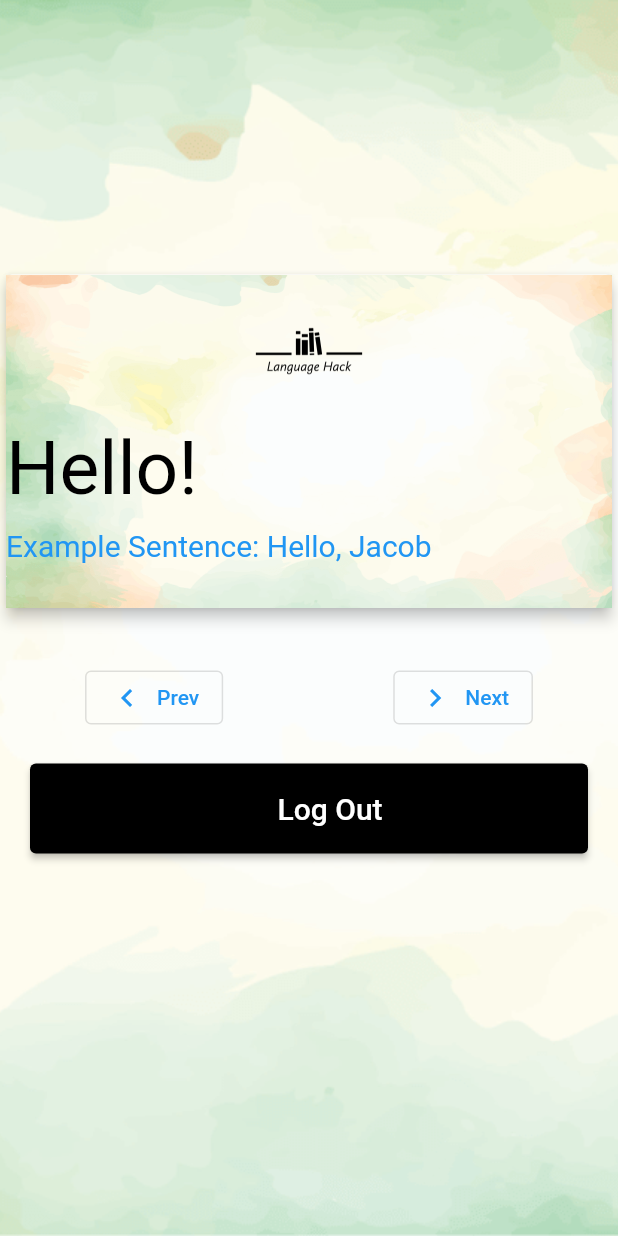
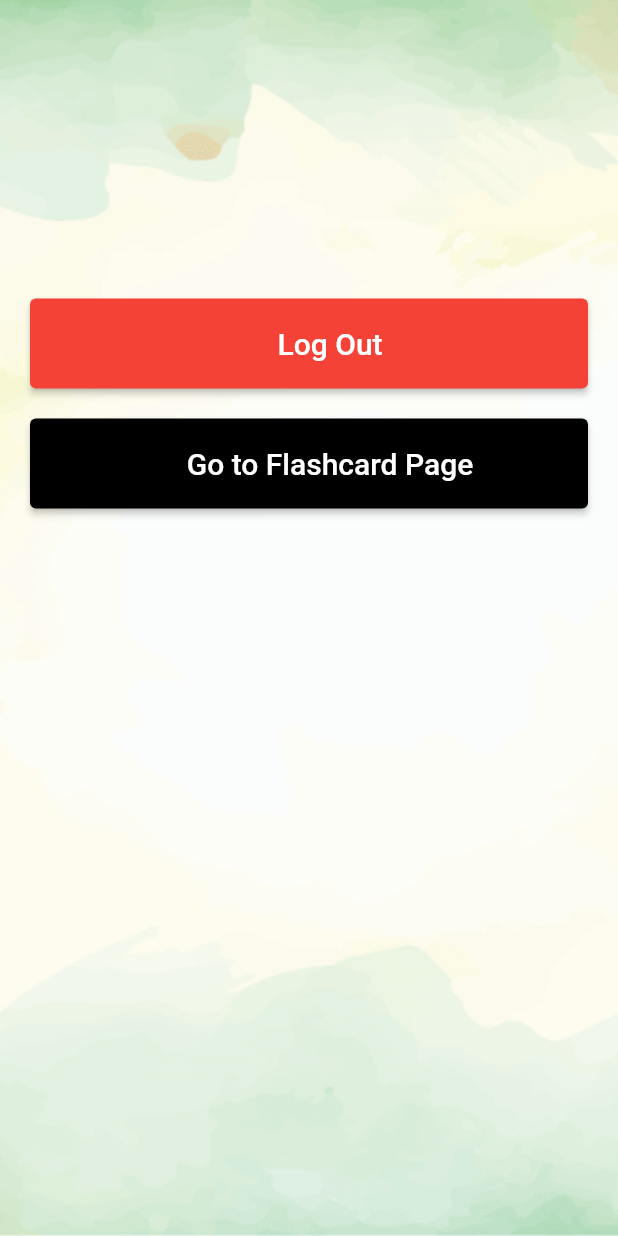
Before and after one commit to Language-Hack/flutter-language-hack, a Flutter app: the WelcomeScreens screen opened directly, on a phone screen of 412 x 824 dp. Run offline on Flutter 3.47's test engine with Material 2 defaults, Android fonts, the phone set to English and light mode, and no system bars; drawn by our look-alikes of flip_card; our stand-ins replace firebase_auth, firebase_core, fluttertoast, form_field_validator; missing offline and left inert: cloud_firestore_web, firebase_auth_web, firebase_core_web, firebase_storage_web; accounts and stored records are empty.

Commit message:
Flashcard

```diff
--- a/lib/generated_plugin_registrant.dart
+++ b/lib/generated_plugin_registrant.dart
@@ -2,7 +2,6 @@
 // Generated file. Do not edit.
 //
 
-// ignore_for_file: directives_ordering
 // ignore_for_file: lines_longer_than_80_chars
 
 import 'package:cloud_firestore_web/cloud_firestore_web.dart';
--- /dev/null
+++ b/lib/model/flashcard.dart
@@ -0,0 +1,12 @@
+class Flashcard {
+  final String picture;
+  final String word;
+  final String sentence;
+  final String translation;
+
+  Flashcard(
+      {required this.picture,
+      required this.word,
+      required this.sentence,
+      required this.translation});
+}
--- a/lib/screens/welcome.dart
+++ b/lib/screens/welcome.dart
@@ -1,7 +1,7 @@
 import 'package:firebase_auth/firebase_auth.dart';
 import 'package:flutter/material.dart';
 import 'package:language_hack/screens/home.dart';
-import 'package:flip_card/flip_card.dart';
+import 'flashcardPage.dart';
 
 class WelcomeScreens extends StatefulWidget {
   const WelcomeScreens({Key? key}) : super(key: key);
@@ -36,79 +36,6 @@ class _WelcomeScreensState extends State<WelcomeScreens> {
               )),
             ),
             Padding(padding: EdgeInsets.all(16.0)),
-            SizedBox(
-                width: 100,
-                height: 230,
-                child: FlipCard(
-                  front: Card(
-                    elevation: 4,
-                    child: Container(
-                      decoration: const BoxDecoration(
-                        image: DecorationImage(
-                          image: AssetImage("assets/bg.png"),
-                          fit: BoxFit.cover,
-                        ),
-                      ),
-                      child: Column(
-                        crossAxisAlignment: CrossAxisAlignment.stretch,
-                        children: [
-                          Image.asset(
-                            'assets/logo.png',
-                            width: 100,
-                            height: 100,
-                          ),
-                          const Text(
-                            "Hello!",
-                            textAlign: TextAlign.left,
-                            style: TextStyle(fontSize: 50, color: Colors.black),
-                          ),
-                          Padding(padding: EdgeInsets.all(5.0)),
-                          const Text(
-                            "Example Sentence: Hello, Jacob",
-                            textAlign: TextAlign.left,
-                            style: TextStyle(fontSize: 20, color: Colors.blue),
-                          ),
-                        ],
-                      ),
-                    ),
-                  ),
-                  back: Card(
-                    elevation: 4,
-                    child: Container(
-                      decoration: const BoxDecoration(
-                        image: DecorationImage(
-                          image: AssetImage("assets/bg.png"),
-                          fit: BoxFit.cover,
-                        ),
-                      ),
-                      child: Column(
-                        crossAxisAlignment: CrossAxisAlignment.center,
-                        children: [
-                          Padding(padding: EdgeInsets.all(45.0)),
-                          const Text(
-                            "(noun) สวัสดี!",
-                            textAlign: TextAlign.center,
-                            style: TextStyle(fontSize: 20, color: Colors.black),
-                          ),
-                        ],
-                      ),
-                    ),
-                  ),
-                )),
-            Padding(padding: EdgeInsets.all(16.0)),
-            Row(
-              mainAxisAlignment: MainAxisAlignment.spaceAround,
-              children: [
-                OutlinedButton.icon(
-                    onPressed: () => {},
-                    icon: Icon(Icons.chevron_left),
-                    label: Text("Prev")),
-                OutlinedButton.icon(
-                    onPressed: () => {},
-                    icon: Icon(Icons.chevron_right),
-                    label: Text("Next")),
-              ],
-            ),
             Container(
               margin: EdgeInsets.only(top: 20, left: 20, right: 20),
               child: SizedBox(
@@ -116,7 +43,7 @@ class _WelcomeScreensState extends State<WelcomeScreens> {
                 child: ElevatedButton.icon(
                   style: ButtonStyle(
                       backgroundColor:
-                          MaterialStateProperty.all<Color>(Colors.black)),
+                          MaterialStateProperty.all<Color>(Colors.red)),
                   label: const Text("Log Out", style: TextStyle(fontSize: 20)),
                   icon: Icon(null),
                   onPressed: () {
@@ -128,6 +55,26 @@ class _WelcomeScreensState extends State<WelcomeScreens> {
                 ),
               ),
             ),
+            Container(
+              margin: EdgeInsets.only(top: 20, left: 20, right: 20),
+              child: SizedBox(
+                height: 60,
+                child: ElevatedButton.icon(
+                  style: ButtonStyle(
+                      backgroundColor:
+                          MaterialStateProperty.all<Color>(Colors.black)),
+                  label: const Text("Go to Flashcard Page",
+                      style: TextStyle(fontSize: 20)),
+                  icon: Icon(null),
+                  onPressed: () {
+                    Navigator.pushReplacement(context,
+                        MaterialPageRoute(builder: (context) {
+                      return FlashCardScreens();
+                    }));
+                  },
+                ),
+              ),
+            ),
           ],
         ),
       ),
```
Also changed, not shown: lib/model/frontflashcard_view.dart (added, +50 -0 lines), lib/screens/flashcardPage.dart (added, +162 -0 lines).
